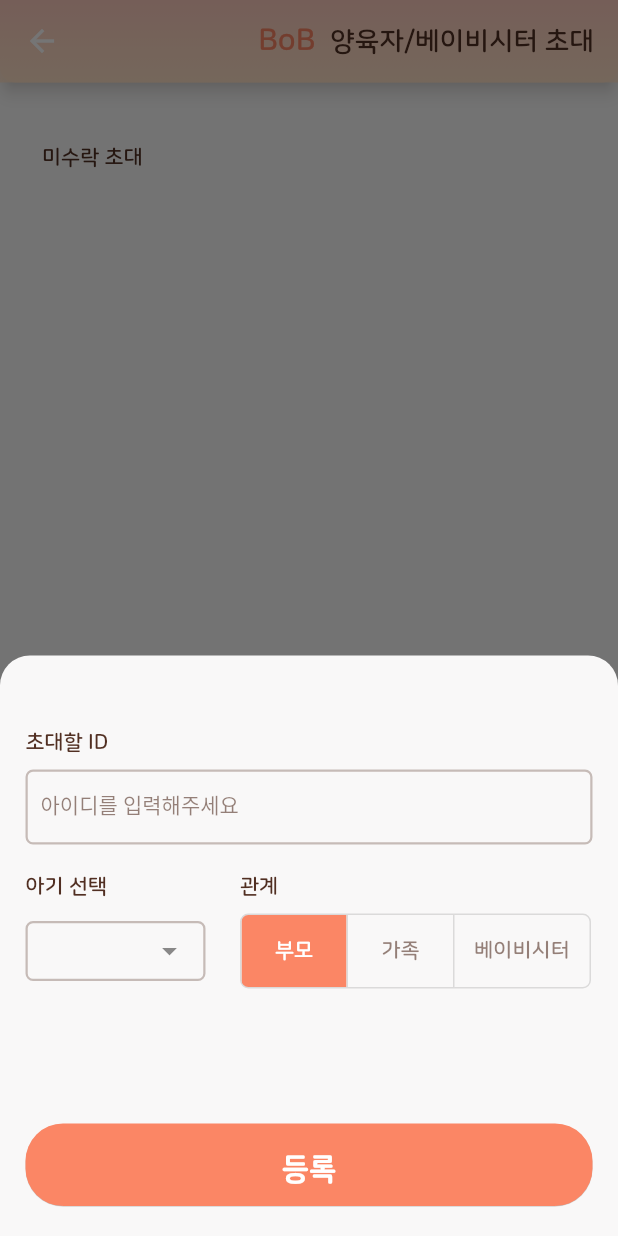
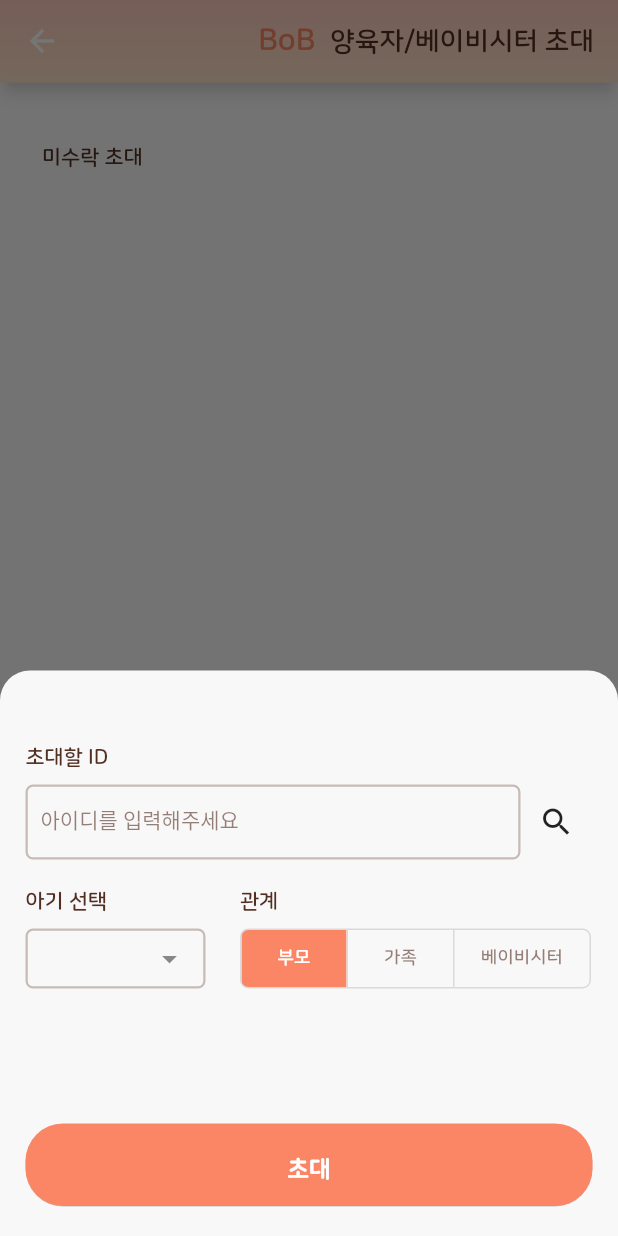
Before and after one commit to LSTM2023/BoB-AppPart, a Flutter app: the Invitation screen opened directly with empty values, after a tap on the "add" icon, on a phone screen of 412 x 824 dp. Run offline on Flutter 3.47's test engine with Material 2 defaults, Android fonts, the phone set to English and light mode, and no system bars; drawn by our look-alikes of dropdown_textfield; our stand-ins replace badges, carousel_slider, dio, easy_localization, flutter_holo_date_picker, flutter_secure_storage and 7 more; missing offline and left inert: bottom_picker, flutter_mjpeg, flutter_naver_login, horizontal_picker, jwt_decode, kakao_flutter_sdk_user and 3 more; accounts and stored records are empty.

Commit message:
:zap: 추가 양육자 초대 및 수락 기능 추가

```diff
--- a/BoB/lib/screens/BaseWidget.dart
+++ b/BoB/lib/screens/BaseWidget.dart
@@ -56,7 +56,6 @@ class _BaseWidget extends State<BaseWidget>{
     });
   }
   getBabies(bool isActive){
-    print('call getBabiesFuction : $isActive');
     if(isActive) {
       return activeBabies;
     } else {
@@ -92,8 +91,8 @@ class _BaseWidget extends State<BaseWidget>{
       MainMyPage(widget.userinfo, key: _mypageKey, getBabiesFuction: getBabies, reloadBabiesFunction: reloadBabies)
     ];
     return DefaultTabController(
-        length: 3,
-        initialIndex: 1, // 가운데에 있는 홈버튼을 기본값으로 설정
+        length: 4,
+        initialIndex: activeBabies.length==0?3:0,
         child: WillPopScope(
           onWillPop: () async => false,
           child: Scaffold(
--- a/BoB/lib/screens/Login/initPage.dart
+++ b/BoB/lib/screens/Login/initPage.dart
@@ -180,7 +180,7 @@ class _LoginInit extends State<LoginInit>{
       }
       Get.snackbar('로그인 성공', '환영합니다', snackPosition: SnackPosition.TOP, duration: const Duration(seconds: 2));
       if(MyBabies.isEmpty){
-        Get.offAll(()=> AddBaby());
+        Get.offAll(()=> BaseWidget(userInfo, MyBabies));
       }
       else{
         Get.offAll(()=> BaseWidget(userInfo, MyBabies));
--- a/BoB/lib/screens/MyPage/AddBaby.dart
+++ b/BoB/lib/screens/MyPage/AddBaby.dart
@@ -160,6 +160,7 @@ class _AddBabyBottomSheet extends State<AddBabyBottomSheet>{
     if(bNameClr.text.isEmpty && bNameClr.text.length < 5){
       return;
     }
+    print(bNameClr.text);
     //print({"baby_name":bNameClr.text, "birth":DateFormat('yyyy-MM-dd').format(birth), "gender":(genderSelected[1]==true?'F':'M'),"ip":null});
     var response = await setBabyService({"baby_name":bNameClr.text, "birth":DateFormat('yyyy-MM-dd').format(birth), "gender":(genderSelected[1]==true?'F':'M'),"ip":null});
     if(response['result'] == 'success'){
--- a/BoB/lib/screens/MyPage/InvitationNew.dart
+++ b/BoB/lib/screens/MyPage/InvitationNew.dart
@@ -1,21 +1,30 @@
 import 'package:dropdown_textfield/dropdown_textfield.dart';
 import 'package:flutter/material.dart';
+import '../../models/model.dart';
+import '../../models/validate.dart';
+import '../../services/backend.dart';
 import '../../widgets/appbar.dart';
 import 'package:get/get.dart';
 import '../BaseWidget.dart';
+import 'package:time_range_picker/time_range_picker.dart';
 import 'package:bob/widgets/text.dart';
 import 'package:bob/widgets/form.dart';
 
 class InvitationBottomSheet extends StatefulWidget{
-
+  final List<Baby> babies;
+  const InvitationBottomSheet(this.babies, {super.key});
   @override
   State<InvitationBottomSheet> createState() => _InvitationBottomSheet();
 }
 class _InvitationBottomSheet extends State<InvitationBottomSheet> {
   final List<String> week = ['월', '화', '수', '목', '금', '토', '일'];
   // 선택 창
+  String targetID = '';
+  int selectedBabyIdx=-1;
   bool _getAdditionalInfo = false;
   List<String> selectedWeek = ['0','0','0','0','0','0','0'];   // 요일 택
+  late TextEditingController idClr;
+  late List<DropDownValueModel> babyValueList;
   late TextEditingController bNameClr;
   late TextEditingController bBirthClr;
   late String startTime;
@@ -23,15 +32,23 @@ class _InvitationBottomSheet extends State<InvitationBottomSheet> {
 
   @override
   void initState() {
+    idClr = TextEditingController();
     bNameClr = TextEditingController();
     bBirthClr = TextEditingController();
     startTime = "00:00";
     endTime = "23:59";
+    babyValueList = getBabyList();
     super.initState();
   }
   List<bool> birthSelected = [true, false];
-  List<bool> relationSelected = [true, false, false];
-
+  int relationSelected = 0;
+  getBabyList(){
+    List<DropDownValueModel> tmp = [];
+    for(int i=0; i<widget.babies.length; i++){
+      tmp.add(DropDownValueModel(name:widget.babies[i].name, value: i));
+    }
+    return tmp;
+  }
   @override
   Widget build(BuildContext context) {
     return Container(
@@ -45,29 +62,48 @@ class _InvitationBottomSheet extends State<InvitationBottomSheet> {
             crossAxisAlignment: CrossAxisAlignment.start,
             children: [
               const SizedBox(height: 50),
-              TextBase('초대할 ID', 'bold', 14),
+              textBase('초대할 ID', 'bold', 14),
               const SizedBox(height: 10),
-              makeTextFormField('id', bNameClr, TextInputType.text),
+              SizedBox(
+                height: 50,
+                child: Row(
+                    children: [
+                      Expanded(
+                        child : TextFormField(
+                          controller: idClr,
+                          keyboardType: TextInputType.emailAddress,
+                          decoration: formDecoration('아이디를 입력해주세요'),
+                          enabled: targetID.isEmpty,
+                        ),
+                      ),
+                      IconButton(onPressed: () => duplicateCheck(), icon: targetID.isEmpty?const Icon(Icons.search):const Icon(Icons.check, color:Colors.green))
+                    ]
+                ),
+              ),
               const SizedBox(height: 20),
               Row(
                 children: [
                   SizedBox(
                     width: 143,
-                    child: TextBase('아기 선택', 'bold', 14),
+                    child: textBase('아기 선택', 'bold', 14),
                   ),
-                  TextBase('관계', 'bold', 14),
+                  textBase('관계', 'bold', 14),
                 ],
               ),
               const SizedBox(height: 10),
-              Row(
+              SizedBox(
+                height: 40,
+                child: Row(
                   children: [
-                  Container(
+                    SizedBox(
                         width: 120,
-                      height: 40,
                         child: DropDownTextField(
                           textFieldDecoration: formDecoration(''),
-                        //controller: clr,
+                          //controller: ,
                           clearOption: false,
+                          onChanged: (item){
+                            selectedBabyIdx = item.value;
+                          },
                           validator: (value) {
                             if (value == null) {
                               return "Required field";
@@ -75,15 +111,10 @@ class _InvitationBottomSheet extends State<InvitationBottomSheet> {
                               return null;
                             }
                           },
-                        dropDownList: const [
-                          DropDownValueModel(name: '다른 이메일 주소는?', value: 0),
-                          DropDownValueModel(name: '나의 보물 1호는?', value: 1),
-                          DropDownValueModel(name: '나의 출신 초등학교는?', value: 2),
-                          DropDownValueModel(name: '나의 이상형은?', value: 3),
-                          DropDownValueModel(name: '어머니 성함은?', value: 4),
-                          DropDownValueModel(name: '아버지 성함은?', value: 6),
-                        ],
-                        dropDownItemCount: 6,
+                          textStyle: const TextStyle(fontFamily: 'NanumSquareRound', fontSize: 14, color: Color(0x99512F22)),
+                          listTextStyle: const TextStyle(fontFamily: 'NanumSquareRound', fontSize: 14, color: Color(0x99512F22)),
+                          dropDownList: babyValueList,
+                          dropDownItemCount: babyValueList.length,
                         )
                     ),
                     const SizedBox(width: 23),
@@ -94,7 +125,7 @@ class _InvitationBottomSheet extends State<InvitationBottomSheet> {
                       color: const Color(0x99512F22),
                       onPressed: (int idx){
                         setState(() {
-                        relationSelected = [idx == 0, idx == 1, idx == 2];
+                          relationSelected = idx;
                           if(idx!=0){
                             _getAdditionalInfo = true;
                           }else{
@@ -102,29 +133,30 @@ class _InvitationBottomSheet extends State<InvitationBottomSheet> {
                           }
                         });
                       },
-                    isSelected: relationSelected,
+                      isSelected: [relationSelected==0,relationSelected==1,relationSelected==2],
                       children: const [
                         SizedBox(
                             width: 70,
                             child: Center(
-                              child: Text('부모', style: TextStyle(fontSize: 14, fontWeight: FontWeight.bold, fontFamily: 'NanumSquareRound'))
+                                child: Text('부모', style: TextStyle(fontSize: 12, fontWeight: FontWeight.bold, fontFamily: 'NanumSquareRound'))
                             )
                         ),
                         SizedBox(
                             width: 70,
                             child: Center(
-                              child: Text('가족', style: TextStyle(fontSize: 14, fontWeight: FontWeight.bold, fontFamily: 'NanumSquareRound'))
+                                child: Text('가족', style: TextStyle(fontSize: 12, fontWeight: FontWeight.bold, fontFamily: 'NanumSquareRound'))
                             )
                         ),
                         SizedBox(
                             width: 90,
                             child: Center(
-                              child: Text('베이비시터', style: TextStyle(fontSize: 14, fontWeight: FontWeight.bold, fontFamily: 'NanumSquareRound'))
+                                child: Text('베이비시터', style: TextStyle(fontSize: 12, fontWeight: FontWeight.bold, fontFamily: 'NanumSquareRound'))
                             )
                         ),
                       ],
                     )
                   ],
+                ),
               ),
               const SizedBox(height: 18),
               Offstage(
@@ -132,14 +164,14 @@ class _InvitationBottomSheet extends State<InvitationBottomSheet> {
                 child: Column(
                   crossAxisAlignment: CrossAxisAlignment.start,
                   children: [
-                    TextBase('접근 요일 선택', 'bold', 14),
+                    textBase('접근 요일 선택', 'bold', 14),
                     const SizedBox(height: 10),
                     Row(
                         mainAxisAlignment: MainAxisAlignment.spaceBetween,
                         children: getWeek()
                     ),
                     const SizedBox(height: 18),
-                    TextBase('접근 시간 선택', 'bold', 14),
+                    textBase('접근 시간 선택', 'bold', 14),
                     const SizedBox(height: 8),
                     Padding(
                         padding: const EdgeInsets.only(left: 27, right: 16),
@@ -158,18 +190,17 @@ class _InvitationBottomSheet extends State<InvitationBottomSheet> {
                                   side: const BorderSide(width: 1.5, color: Color(0xFFFB8665)),
                                 ),
                                 onPressed: () async {
-                                  /*TimeRange result = await showTimeRangePicker(
+                                  TimeRange result = await showTimeRangePicker(
                                     context: context,
                                     handlerColor: const Color(0xffff846d),
                                     strokeColor: const Color(0xffff846d),
-
                                   );
                                   setState(() {
-                                    startTime = "${result.startTime.hour}:${result.startTime.minute}";
-                                    endTime = "${result.endTime.hour}:${result.endTime.minute}";
-                                  });*/
+                                    startTime = "${result.startTime.hour.toString().padLeft(2,'0')}:${result.startTime.minute.toString().padLeft(2,'0')}";
+                                    endTime = "${result.endTime.hour.toString().padLeft(2,'0')}:${result.endTime.minute.toString().padLeft(2,'0')}";
+                                  });
                                 },
-                                child: text('시간 선택', 'bold', 14, const Color(0xFFFB8665))
+                                child: text('시간 선택', 'bold', 12, const Color(0xFFFB8665))
                             )
                           ],
                         )
@@ -179,7 +210,7 @@ class _InvitationBottomSheet extends State<InvitationBottomSheet> {
               ),
               const SizedBox(height: 72),
               ElevatedButton(
-                  onPressed: (){},
+                  onPressed: () => invitation(),
                   style:ElevatedButton.styleFrom(
                       elevation: 0.2,
                       padding: const EdgeInsets.fromLTRB(0,17,0,11),
@@ -188,7 +219,7 @@ class _InvitationBottomSheet extends State<InvitationBottomSheet> {
                       minimumSize: const Size.fromHeight(55),
                       shape: RoundedRectangleBorder(borderRadius: BorderRadius.circular(25))
                   ),
-                  child: text('등록', 'extra-bold', 20, Colors.white)
+                  child: text('초대', 'extra-bold', 16, Colors.white)
               ),
               const SizedBox(height: 20),
             ],
@@ -196,14 +227,53 @@ class _InvitationBottomSheet extends State<InvitationBottomSheet> {
         )
     );
   }
-  drawList(){
-    //for(int i=0; i<ac)
+  void invitation() async{
+    //String targetemail = idClr.text.trim();
+    if(targetID.isEmpty){
+      Get.snackbar('', '초대할 ID를 검색해주세요.', snackPosition: SnackPosition.BOTTOM, duration: const Duration(seconds: 2));
+      return;
     }
+    if(selectedBabyIdx == -1){
+      Get.snackbar('', '아기를 선택해주세요', snackPosition: SnackPosition.BOTTOM, duration: const Duration(seconds: 2));
+      return;
+    }
+    Baby invitBaby = widget.babies[selectedBabyIdx];
+    Baby_relation relation;
+    if(relationSelected == 0){  // -> 부모
+      relation = Baby_relation(invitBaby.relationInfo.BabyId, 0, 127, "00:00", "23:59", false);
+    }else{    // 가족 or 베이비시터
+      relation = Baby_relation(invitBaby.relationInfo.BabyId, relationSelected, int.parse(selectedWeek.join(), radix: 2), startTime, endTime, false);
+    }
+    var tmp = relation.toJson();
+    tmp['email'] = targetID;
+    var result = await invitationService(tmp);
+    Get.back();
+  }
+
+  void duplicateCheck() async {
+    String email = idClr.text.trim();
+    // 1. validation
+    if(!validateEmail(email)){
+      Get.snackbar('', '아이디 형식을 지켜주세요', snackPosition: SnackPosition.BOTTOM, duration: const Duration(seconds: 2));
+      return;
+    }
+    // 2. check
+    String responseData = await emailOverlapService(email);
+    print(responseData);
+    if(responseData == "True"){
+      Get.snackbar('경고', '존재하지 않는 아이디입니다', snackPosition: SnackPosition.BOTTOM, duration: const Duration(seconds: 2));
+    }else{
+      setState(() {
+        targetID = email;
+      });
+      Get.snackbar('검색 완료', '아이디를 찾았습니다', snackPosition: SnackPosition.BOTTOM, duration: const Duration(seconds: 2));
+    }
+  }
+
   getWeek(){
     List<FilterChip> wget = [];
     for(int i=0; i<7; i++){
-      wget.add(
-          FilterChip(
+      wget.add(FilterChip(
             shape: const CircleBorder(
               side: BorderSide(
                 color: Color(0x4D512F22)
--- a/BoB/lib/widgets/text.dart
+++ b/BoB/lib/widgets/text.dart
@@ -17,7 +17,7 @@ Text text(String str, String weight, double size, Color color){
   );
 }
 
-Text TextBase(String str, String weight, double size){
+Text textBase(String str, String weight, double size){
   return Text(
       str,
       style: TextStyle(
--- a/BoB/pubspec.yaml
+++ b/BoB/pubspec.yaml
@@ -59,6 +59,8 @@ dependencies:
   carousel_slider: ^4.2.1
   scaled_list: ^2.0.0
   flutter_svg: ^2.0.7
+  time_range_picker: ^2.2.0
+  badges: ^3.1.1
 
 dev_dependencies:
   flutter_test:
```
Also changed, not shown: BoB/lib/screens/MyPage/Invitation.dart (+27 -2 lines), BoB/lib/screens/main_4_mypage.dart (+40 -34 lines), BoB/lib/services/backend.dart (+24 -1 lines), BoB/lib/widgets/bottomNav.dart (+10 -16 lines), BoB/assets/icon/Calendar_A.png (added), BoB/assets/icon/Calendar_B.png (added), BoB/assets/icon/HomeCam_A.png (added), BoB/assets/icon/HomeCam_B.png (added), BoB/assets/icon/Home_A.png (added), BoB/assets/icon/Home_B.png (added), BoB/assets/icon/MyPage_A.png (added), BoB/assets/icon/MyPage_B.png (added), BoB/pubspec.lock. Lines whose indentation alone changed are shown as unchanged.
